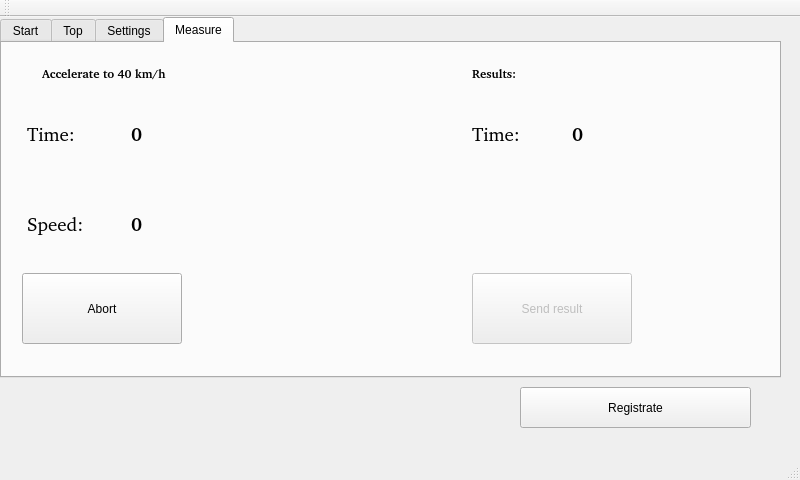
First picture: the form in Client/carmainwindow.ui, repository ArtemD/SpeedFreak, before the edit.
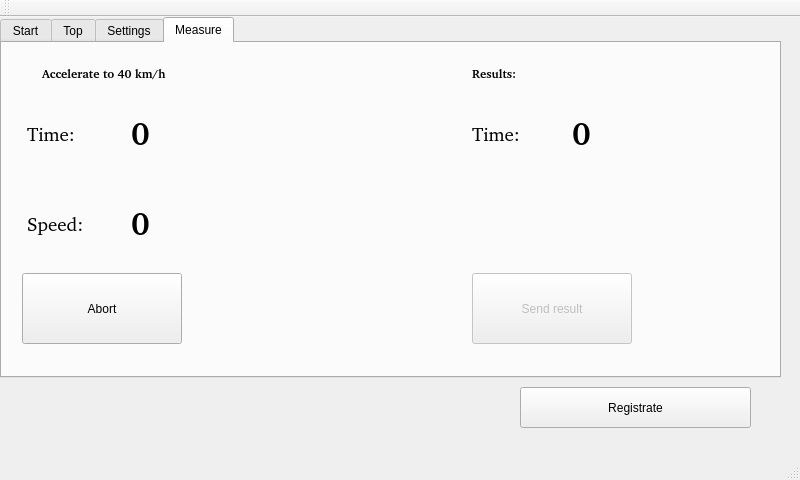
Second picture: the form after the edit. The open tabs and pages were chosen to show the change.

Commit message: Measure-tab's time and speed shows bigger.

What changed in the file:
```diff
--- a/Client/carmainwindow.ui
+++ b/Client/carmainwindow.ui
@@ -357,7 +357,7 @@
       <property name="font">
        <font>
         <family>Bitstream Charter</family>
-        <pointsize>14</pointsize>
+        <pointsize>24</pointsize>
         <weight>75</weight>
         <bold>true</bold>
        </font>
@@ -397,7 +397,7 @@
       <property name="font">
        <font>
         <family>Bitstream Charter</family>
-        <pointsize>14</pointsize>
+        <pointsize>24</pointsize>
         <weight>75</weight>
         <bold>true</bold>
        </font>
@@ -437,7 +437,7 @@
       <property name="font">
        <font>
         <family>Bitstream Charter</family>
-        <pointsize>14</pointsize>
+        <pointsize>24</pointsize>
         <weight>75</weight>
         <bold>true</bold>
        </font>
```
Left out of the diff: 2 changed lines with no effect on the pictures. The commit also changes 1 other file.
